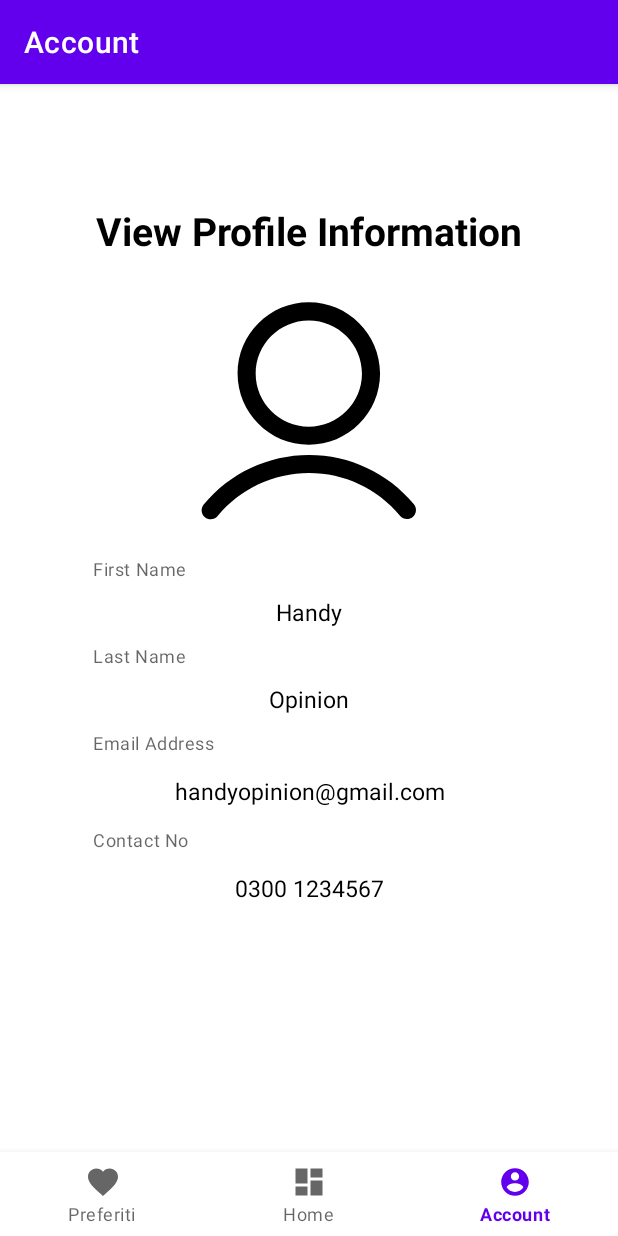
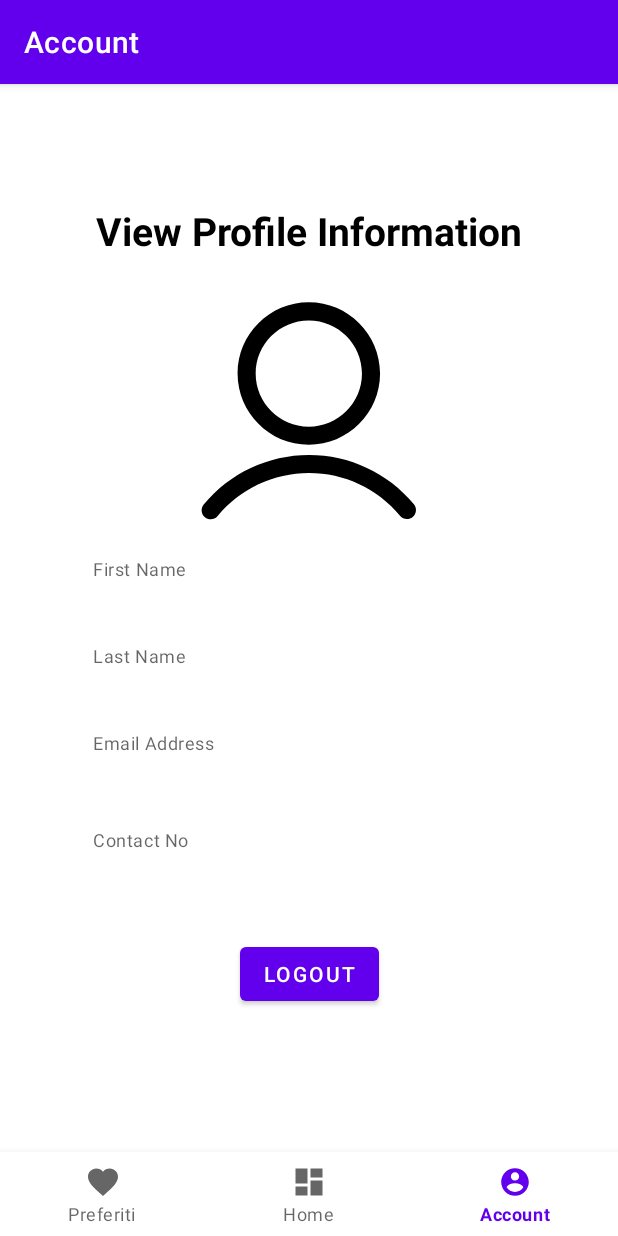
Before and after one commit to SaraMo14/Appericolo, an Android app: the AccountFragment screen opened through its navigation route, on a phone screen of 412 x 824 dp. Run offline under Robolectric (Android 15) with nearby library versions, the phone set to English and light mode, and no system bars; our stand-ins replace Firebase (no records; nobody signed in at launch, a user with empty details on screens opened directly), navigation-ui; 4 statements that could not run were skipped.

Commit message:
Aggiunti logout, login permanente e fixata registrazione

```diff
--- a/app/src/main/java/com/example/appericolo/ui/account/AccountFragment.kt
+++ b/app/src/main/java/com/example/appericolo/ui/account/AccountFragment.kt
@@ -1,12 +1,12 @@
 package com.example.appericolo.ui.account
 
+import android.content.Intent
 import android.os.Bundle
-import android.util.Log
 import android.view.LayoutInflater
 import android.view.View
 import android.view.ViewGroup
 import androidx.fragment.app.Fragment
-import com.example.appericolo.authentication.User
+import com.example.appericolo.authentication.LoginActivity
 import com.example.appericolo.databinding.FragmentAccountBinding
 import com.google.firebase.auth.ktx.auth
 import com.google.firebase.database.DatabaseReference
@@ -31,6 +31,7 @@ class AccountFragment : Fragment() {
         _binding = FragmentAccountBinding.inflate(inflater, container, false)
         val root: View = binding.root
 
+
         var database: DatabaseReference =
             FirebaseDatabase.getInstance("https://appericolo-23934-default-rtdb.europe-west1.firebasedatabase.app/")
                 .getReference("users/")
@@ -40,6 +41,12 @@ class AccountFragment : Fragment() {
             binding.etEmail.text = infos.child("email").getValue().toString()
             binding.etContactNo.text = infos.child("cell_number").getValue().toString()
         }.addOnFailureListener{
+            }
+
+        binding.logout.setOnClickListener {
+            Firebase.auth.signOut()
+            val login = Intent(activity?.applicationContext, LoginActivity::class.java)
+            activity?.startActivity(login)
         }
 
         return root
--- a/app/src/main/res/layout/fragment_account.xml
+++ b/app/src/main/res/layout/fragment_account.xml
@@ -23,30 +23,28 @@
 
 
     <ScrollView
+        android:id="@+id/scrollView2"
         android:layout_width="match_parent"
         android:layout_height="wrap_content"
-        app:layout_constraintTop_toBottomOf="@id/tv_heading"
-        >
+        app:layout_constraintTop_toBottomOf="@id/tv_heading">
 
         <androidx.constraintlayout.widget.ConstraintLayout
             android:layout_width="match_parent"
             android:layout_height="match_parent"
             android:focusable="true"
-            android:focusableInTouchMode="true"
-            >
+            android:focusableInTouchMode="true">
 
 
             <com.google.android.material.textfield.TextInputLayout
                 android:id="@+id/layout_image"
                 android:layout_width="0dp"
-                app:layout_constraintWidth_percent="0.7"
                 android:layout_height="wrap_content"
-                app:layout_constraintStart_toStartOf="parent"
-                app:layout_constraintEnd_toEndOf="parent"
                 android:layout_marginTop="20dp"
                 android:textColorHint="#808080"
+                app:layout_constraintEnd_toEndOf="parent"
+                app:layout_constraintStart_toStartOf="parent"
                 app:layout_constraintTop_toTopOf="parent"
-                >
+                app:layout_constraintWidth_percent="0.7">
 
                 <ImageView
                     android:layout_width="wrap_content"
@@ -57,70 +55,63 @@
 
             <com.google.android.material.textfield.TextInputLayout
                 android:id="@+id/layout_first_name"
-                app:helperText="First Name"
                 android:layout_width="0dp"
-                app:layout_constraintWidth_percent="0.7"
                 android:layout_height="wrap_content"
-                app:layout_constraintStart_toStartOf="parent"
-                app:layout_constraintEnd_toEndOf="parent"
                 android:layout_marginTop="14dp"
                 android:textColorHint="#808080"
+                app:helperText="First Name"
+                app:layout_constraintEnd_toEndOf="parent"
+                app:layout_constraintStart_toStartOf="parent"
                 app:layout_constraintTop_toBottomOf="@+id/layout_image"
-                >
+                app:layout_constraintWidth_percent="0.7">
 
                 <TextView
                     android:id="@+id/et_first_name"
                     android:layout_width="match_parent"
                     android:layout_height="wrap_content"
-                    android:text="Handy"
+                    android:background="#00000000"
                     android:gravity="center"
                     android:padding="10dp"
                     android:textColor="#000000"
                     android:textColorHint="#808080"
-                    android:background="#00000000"
-                    android:textSize="15sp"
-                    />
+                    android:textSize="15sp" />
             </com.google.android.material.textfield.TextInputLayout>
 
 
             <com.google.android.material.textfield.TextInputLayout
                 android:id="@+id/layout_last_name"
                 android:layout_width="0dp"
+                android:layout_height="wrap_content"
+                android:textColorHint="#808080"
                 app:helperText="Last Name"
-                app:layout_constraintWidth_percent="0.7"
-                android:layout_height="wrap_content"
+                app:layout_constraintEnd_toEndOf="parent"
                 app:layout_constraintStart_toStartOf="parent"
-                app:layout_constraintEnd_toEndOf="parent"
-                android:textColorHint="#808080"
                 app:layout_constraintTop_toBottomOf="@+id/layout_first_name"
-                >
+                app:layout_constraintWidth_percent="0.7">
 
                 <TextView
                     android:id="@+id/et_last_name"
                     android:layout_width="match_parent"
                     android:layout_height="wrap_content"
+                    android:background="#00000000"
                     android:gravity="center"
                     android:padding="10dp"
-                    android:text="Opinion"
                     android:textColor="#000000"
                     android:textColorHint="#808080"
-                    android:background="#00000000"
-                    android:textSize="15sp"
-                    />
+                    android:textSize="15sp" />
             </com.google.android.material.textfield.TextInputLayout>
 
 
             <com.google.android.material.textfield.TextInputLayout
                 android:id="@+id/layout_email"
                 android:layout_width="0dp"
+                android:layout_height="wrap_content"
+                android:textColorHint="#808080"
                 app:helperText="Email Address"
-                app:layout_constraintWidth_percent="0.7"
-                android:layout_height="wrap_content"
+                app:layout_constraintEnd_toEndOf="parent"
                 app:layout_constraintStart_toStartOf="parent"
-                app:layout_constraintEnd_toEndOf="parent"
-                android:textColorHint="#808080"
                 app:layout_constraintTop_toBottomOf="@+id/layout_last_name"
-                >
+                app:layout_constraintWidth_percent="0.7">
 
                 <TextView
                     android:id="@+id/et_email"
@@ -131,7 +122,6 @@
                     android:inputType="textEmailAddress"
                     android:minHeight="48dp"
                     android:padding="10dp"
-                    android:text="handyopinion@gmail.com"
                     android:textColor="#000000"
                     android:textColorHint="#808080"
                     android:textSize="15sp" />
@@ -141,14 +131,13 @@
             <com.google.android.material.textfield.TextInputLayout
                 android:id="@+id/layout_contact_no"
                 android:layout_width="0dp"
+                android:layout_height="wrap_content"
+                android:textColorHint="#808080"
                 app:helperText="Contact No"
-                app:layout_constraintWidth_percent="0.7"
-                android:layout_height="wrap_content"
+                app:layout_constraintEnd_toEndOf="parent"
                 app:layout_constraintStart_toStartOf="parent"
-                app:layout_constraintEnd_toEndOf="parent"
-                android:textColorHint="#808080"
                 app:layout_constraintTop_toBottomOf="@+id/layout_email"
-                >
+                app:layout_constraintWidth_percent="0.7">
 
                 <TextView
                     android:id="@+id/et_contact_no"
@@ -159,7 +148,6 @@
                     android:inputType="phone"
                     android:minHeight="48dp"
                     android:padding="10dp"
-                    android:text="0300 1234567"
                     android:textColor="#000000"
                     android:textColorHint="#808080"
                     android:textSize="15sp" />
@@ -170,4 +158,15 @@
 
     </ScrollView>
 
+    <Button
+        android:id="@+id/logout"
+        android:layout_width="wrap_content"
+        android:layout_height="wrap_content"
+        android:text="LogOut"
+        app:layout_constraintBottom_toBottomOf="parent"
+        app:layout_constraintEnd_toEndOf="parent"
+        app:layout_constraintStart_toStartOf="parent"
+        app:layout_constraintTop_toBottomOf="@+id/scrollView2"
+        app:layout_constraintVertical_bias="0.060000002" />
+
 </androidx.constraintlayout.widget.ConstraintLayout>
```
Also changed, not shown: app/src/main/java/com/example/appericolo/authentication/LoginActivity.kt (+9 -1 lines), app/src/main/java/com/example/appericolo/authentication/RegisterActivity.kt (+10 -78 lines).
